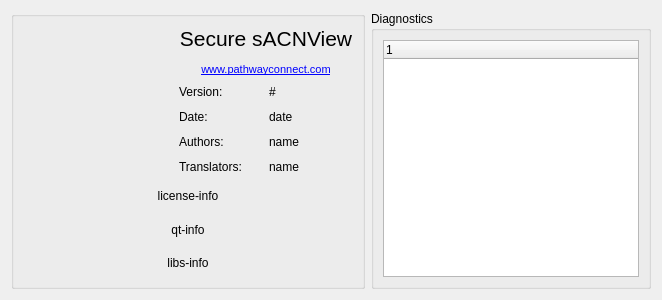
First picture: the form in ui/aboutdialog.ui, repository juncture-short/secure-sacnview, before the edit.
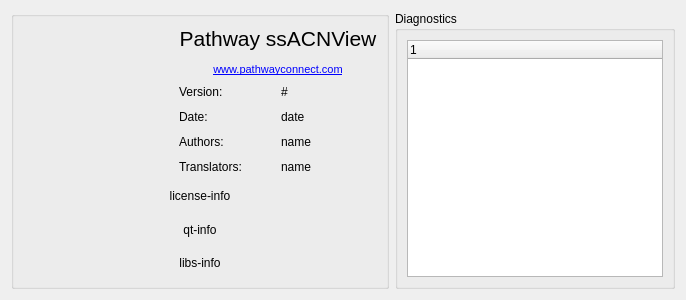
Second picture: the form after the edit. Icons and pictures are not drawn.

Commit message: Added QT 5.15 required include for QPainterPath, updated terminology for Pathway ssACN, and added * to password setting in preferances (#1)

```diff
--- a/ui/aboutdialog.ui
+++ b/ui/aboutdialog.ui
@@ -6,7 +6,7 @@
    <rect>
     <x>0</x>
     <y>0</y>
-    <width>630</width>
+    <width>644</width>
     <height>300</height>
    </rect>
   </property>
@@ -97,7 +97,7 @@
              </font>
             </property>
             <property name="text">
-             <string notr="true">&lt;html&gt;&lt;head/&gt;&lt;body&gt;&lt;p align=&quot;center&quot;&gt;Secure sACNView&lt;/p&gt;&lt;p align=&quot;center&quot;&gt;&lt;a href=&quot;https://www.sacnview.org&quot;&gt;&lt;span style=&quot; font-size:8pt; text-decoration: underline; color:#0000ff;&quot;&gt;www.pathwayconnect.com&lt;/span&gt;&lt;/a&gt;&lt;/p&gt;&lt;/body&gt;&lt;/html&gt;</string>
+             <string notr="true">&lt;html&gt;&lt;head/&gt;&lt;body&gt;&lt;p align=&quot;center&quot;&gt;Pathway ssACNView&lt;/p&gt;&lt;p align=&quot;center&quot;&gt;&lt;a href=&quot;https://www.sacnview.org&quot;&gt;&lt;span style=&quot; font-size:8pt; text-decoration: underline; color:#0000ff;&quot;&gt;www.pathwayconnect.com&lt;/span&gt;&lt;/a&gt;&lt;/p&gt;&lt;/body&gt;&lt;/html&gt;</string>
             </property>
             <property name="openExternalLinks">
              <bool>true</bool>
```
The commit also changes 13 other files.
